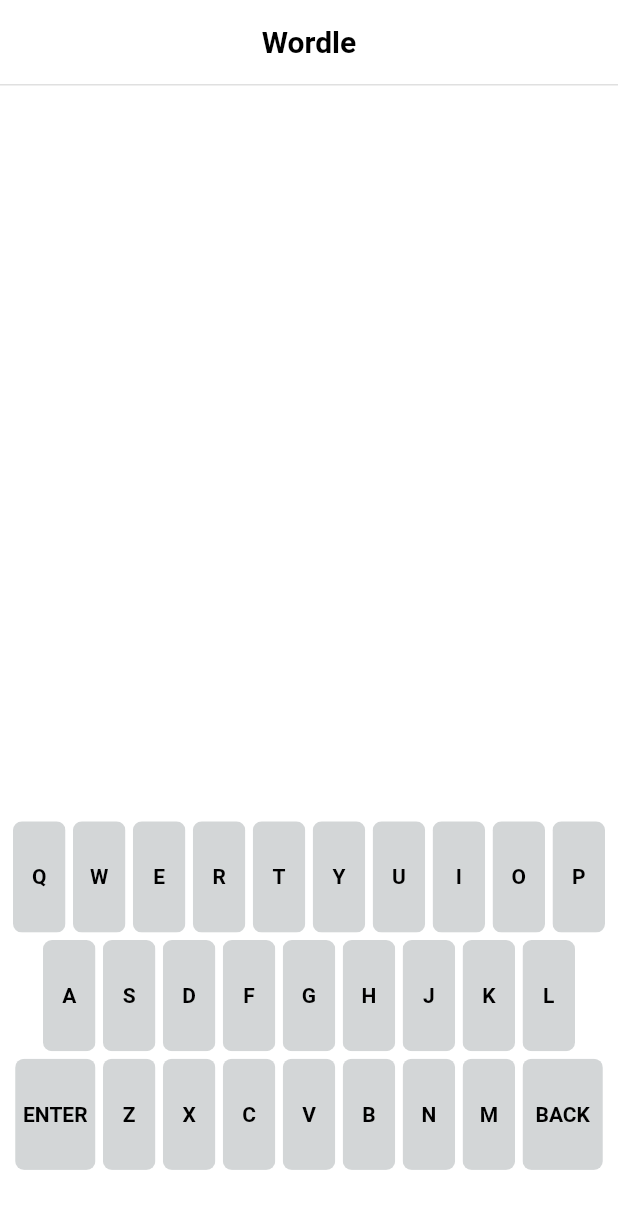
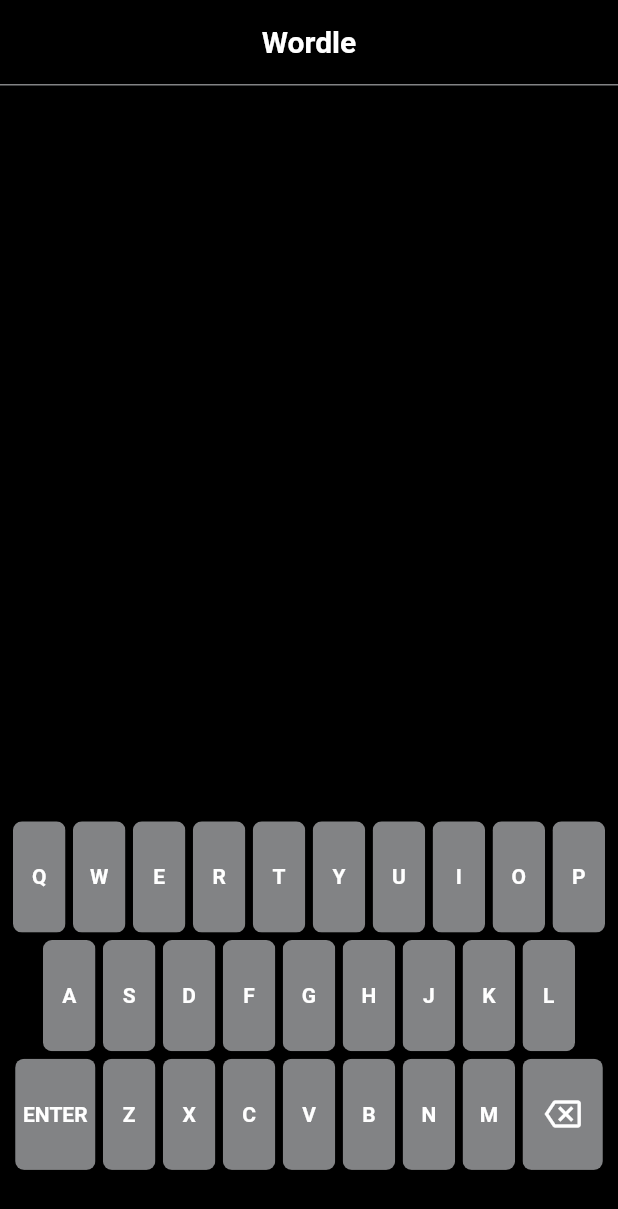
Before and after one commit to bengthedberg/flutter.wordle, a Flutter app: the screen it shows after launch, on a phone screen of 412 x 824 dp. Shown: the top 1209 px of the screen. Run offline on Flutter 3.47's test engine with Material 2 defaults, Android fonts, the phone set to English and light mode, and no system bars.

Commit message:
add dark theme

```diff
--- a/lib/components/keyboard_row.dart
+++ b/lib/components/keyboard_row.dart
@@ -41,31 +41,33 @@ class KeyboardRow extends StatelessWidget {
                   // Round the keys
                   borderRadius: BorderRadius.circular(6),
                   child: SizedBox(
-                    // Space out the keyboard
-                    width: e.key.length > 1
+                          width: e.key == 'ENTER' || e.key == 'BACK'
                               ? size.width * 0.13
                               : size.width * 0.085,
                           height: size.height * 0.090,
                           child: Material(
-                      // Inkwell must be wrapped in a Material Widget
                             color: color,
                             child: InkWell(
-                        // Make a splach effect when tapping key
                                 onTap: () {
-                          Provider.of<Controller>(context, listen: false)
+                                  Provider.of<Controller>(context,
+                                          listen: false)
                                       .setKeyTapped(value: e.key);
                                 },
                                 child: Center(
-                            child: Text(
+                                  child: e.key == 'BACK'
+                                      ? const Icon(Icons.backspace_outlined)
+                                      : Text(
                                           e.key,
                                           style: Theme.of(context)
                                               .textTheme
                                               .bodyText2
-                              ?.copyWith(color: keyColor),
+                                              ?.copyWith(
+                                                color: keyColor,
+                                              ),
+                                        ),
                                 )),
                           ),
-                    ),
-                  ),
+                  )
                 ),
               );
             } else {
--- a/lib/components/tile.dart
+++ b/lib/components/tile.dart
@@ -47,6 +47,7 @@ class _TileState extends State<Tile> {
         } else {
           fontColor =
               Theme.of(context).textTheme.bodyText2?.color ?? Colors.black;
+          _backgroundColor = Colors.transparent;
         }
 
         return Container(
--- a/lib/main.dart
+++ b/lib/main.dart
@@ -3,6 +3,7 @@ import 'package:provider/provider.dart';
 import 'package:wordle/constants/colors.dart';
 import 'package:wordle/controller.dart';
 import 'package:wordle/pages/home_page.dart';
+import 'package:wordle/themes/themes.dart';
 
 void main() {
   runApp(MultiProvider(
@@ -21,25 +22,7 @@ class MyApp extends StatelessWidget {
     return MaterialApp(
       debugShowCheckedModeBanner: false,
       title: 'Flutter Demo',
-      theme: ThemeData(
-        primaryColorLight: lightThemeLightShade,
-        primaryColorDark: lightThemeDarkShade,
-        appBarTheme: const AppBarTheme(
-          color: Colors.white,
-          titleTextStyle: TextStyle(
-            color: Colors.black,
-            fontSize: 20,
-            fontWeight: FontWeight.bold,
-          ),
-        ),
-        scaffoldBackgroundColor: Colors.white,
-        textTheme: const TextTheme().copyWith(
-          bodyText2: const TextStyle(
-            fontWeight: FontWeight.bold,
-            color: Colors.black,
-          ),
-        ),
-      ),
+      theme: darkTheme,
       home: const HomePage(),
     );
   }
--- /dev/null
+++ b/lib/themes/themes.dart
@@ -0,0 +1,40 @@
+import 'package:flutter/material.dart';
+import 'package:wordle/constants/colors.dart';
+
+
+final ThemeData lightTheme = ThemeData(
+    primaryColorLight: lightThemeLightShade,
+    primaryColorDark: lightThemeDarkShade,
+    appBarTheme: const AppBarTheme(
+        iconTheme: IconThemeData(
+          color: Colors.black,
+        ),
+        backgroundColor: Colors.white,
+        titleTextStyle: TextStyle(
+          color: Colors.black,
+          fontSize: 20,
+          fontWeight: FontWeight.bold,
+        )),
+    scaffoldBackgroundColor: Colors.white,
+    brightness: Brightness.light,
+    textTheme: const TextTheme().copyWith(
+        bodyText2:
+            const TextStyle(fontWeight: FontWeight.bold, color: Colors.black)));
+
+final ThemeData darkTheme = ThemeData(
+  primaryColorLight: darkThemeLightShade,
+  primaryColorDark: darkThemeDarkShade,
+  appBarTheme: const AppBarTheme(
+      backgroundColor: Colors.black,
+      titleTextStyle: TextStyle(
+        color: Colors.white,
+        fontSize: 20,
+        fontWeight: FontWeight.bold,
+      )),
+  scaffoldBackgroundColor: Colors.black,
+  dividerColor: darkThemeLightShade,
+  brightness: Brightness.dark,
+  textTheme: const TextTheme().copyWith(
+      bodyText2:
+          const TextStyle(fontWeight: FontWeight.bold, color: Colors.white)),
+);
```
Lines whose indentation alone changed are shown as unchanged.
